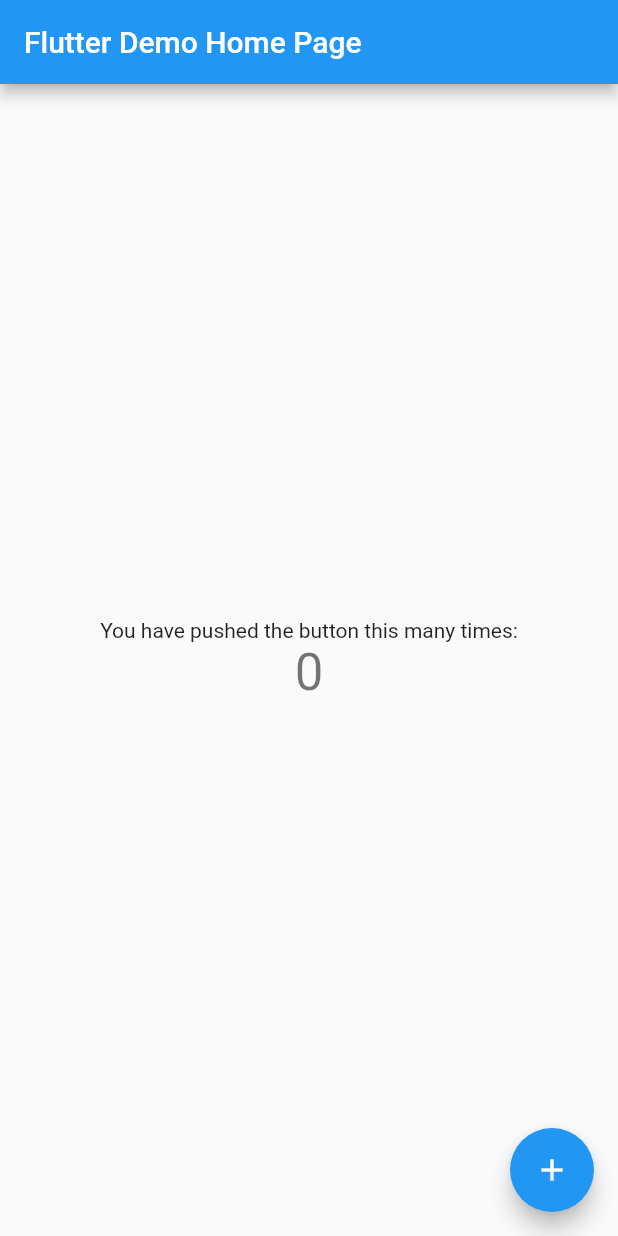
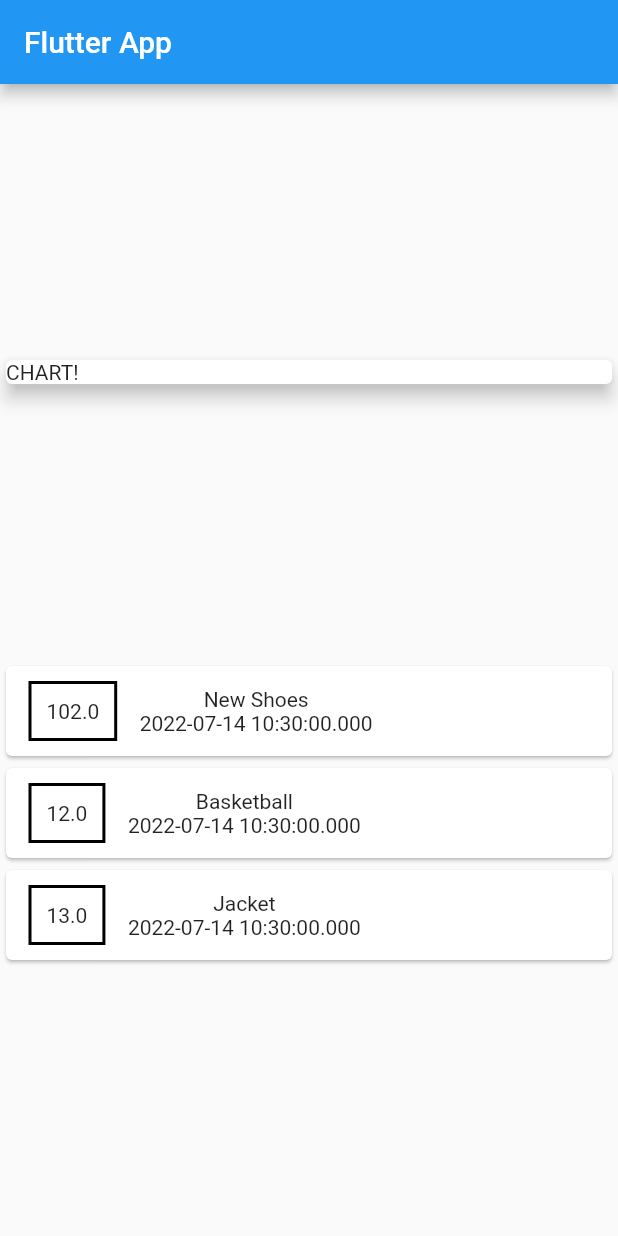
Before and after one commit to KjetilIN/flutter_expenses_tracker, a Flutter app: the screen it shows after launch, on a phone screen of 412 x 824 dp. Run offline on Flutter 3.47's test engine with Material 2 defaults, Android fonts, the phone set to English and light mode, and no system bars.

Commit message:
Create transaction card

```diff
--- a/lib/main.dart
+++ b/lib/main.dart
@@ -1,115 +1,76 @@
 import 'package:flutter/material.dart';
+import 'package:flutter_expenses_tracker/transaction.dart';
 
-void main() {
-  runApp(const MyApp());
-}
+void main() => runApp(MyApp());
 
 class MyApp extends StatelessWidget {
-  const MyApp({Key? key}) : super(key: key);
-
-  // This widget is the root of your application.
   @override
   Widget build(BuildContext context) {
     return MaterialApp(
-      title: 'Flutter Demo',
-      theme: ThemeData(
-        // This is the theme of your application.
-        //
-        // Try running your application with "flutter run". You'll see the
-        // application has a blue toolbar. Then, without quitting the app, try
-        // changing the primarySwatch below to Colors.green and then invoke
-        // "hot reload" (press "r" in the console where you ran "flutter run",
-        // or simply save your changes to "hot reload" in a Flutter IDE).
-        // Notice that the counter didn't reset back to zero; the application
-        // is not restarted.
-        primarySwatch: Colors.blue,
-      ),
-      home: const MyHomePage(title: 'Flutter Demo Home Page'),
+      title: 'Flutter App',
+      home: MyHomePage(),
     );
   }
 }
 
-class MyHomePage extends StatefulWidget {
-  const MyHomePage({Key? key, required this.title}) : super(key: key);
-
-  // This widget is the home page of your application. It is stateful, meaning
-  // that it has a State object (defined below) that contains fields that affect
-  // how it looks.
-
-  // This class is the configuration for the state. It holds the values (in this
-  // case the title) provided by the parent (in this case the App widget) and
-  // used by the build method of the State. Fields in a Widget subclass are
-  // always marked "final".
-
-  final String title;
-
-  @override
-  State<MyHomePage> createState() => _MyHomePageState();
-}
-
-class _MyHomePageState extends State<MyHomePage> {
-  int _counter = 0;
-
-  void _incrementCounter() {
-    setState(() {
-      // This call to setState tells the Flutter framework that something has
-      // changed in this State, which causes it to rerun the build method below
-      // so that the display can reflect the updated values. If we changed
-      // _counter without calling setState(), then the build method would not be
-      // called again, and so nothing would appear to happen.
-      _counter++;
-    });
-  }
+class MyHomePage extends StatelessWidget {
+  final List<Transaction> transactions = [
+    Transaction(
+      id: "24fd",
+      title: "New Shoes",
+      amount: 102,
+      date: DateTime.now(),
+    ),
+    Transaction(
+      id: "3ddfs",
+      title: "Basketball",
+      amount: 12,
+      date: DateTime.now(),
+    ),
+    Transaction(
+      id: "wdg2",
+      title: "Jacket",
+      amount: 13,
+      date: DateTime.now(),
+    ),
+  ];
 
   @override
   Widget build(BuildContext context) {
-    // This method is rerun every time setState is called, for instance as done
-    // by the _incrementCounter method above.
-    //
-    // The Flutter framework has been optimized to make rerunning build methods
-    // fast, so that you can just rebuild anything that needs updating rather
-    // than having to individually change instances of widgets.
     return Scaffold(
       appBar: AppBar(
-        // Here we take the value from the MyHomePage object that was created by
-        // the App.build method, and use it to set our appbar title.
-        title: Text(widget.title),
+        title: Text('Flutter App'),
       ),
-      body: Center(
-        // Center is a layout widget. It takes a single child and positions it
-        // in the middle of the parent.
-        child: Column(
-          // Column is also a layout widget. It takes a list of children and
-          // arranges them vertically. By default, it sizes itself to fit its
-          // children horizontally, and tries to be as tall as its parent.
-          //
-          // Invoke "debug painting" (press "p" in the console, choose the
-          // "Toggle Debug Paint" action from the Flutter Inspector in Android
-          // Studio, or the "Toggle Debug Paint" command in Visual Studio Code)
-          // to see the wireframe for each widget.
-          //
-          // Column has various properties to control how it sizes itself and
-          // how it positions its children. Here we use mainAxisAlignment to
-          // center the children vertically; the main axis here is the vertical
-          // axis because Columns are vertical (the cross axis would be
-          // horizontal).
-          mainAxisAlignment: MainAxisAlignment.center,
-          children: <Widget>[
-            const Text(
-              'You have pushed the button this many times:',
+      body: Column(
+        mainAxisAlignment: MainAxisAlignment.spaceEvenly,
+        children: [
+          Card(
+            child: Container(
+              child: Text("CHART!"),
+              width: double.infinity,
             ),
-            Text(
-              '$_counter',
-              style: Theme.of(context).textTheme.headline4,
-            ),
-          ],
-        ),
+            elevation: 5,
+          ),
+          Column(
+            children: transactions.map((tx) {
+              return Card(
+                  child: Row( children: [
+                    Container(
+                      padding: EdgeInsets.all(10),
+                      decoration: BoxDecoration(
+                        border: Border.all(color: Colors.black, width: 2)
+                      ),
+                      margin: EdgeInsets.symmetric(vertical: 10, horizontal: 15),
+                      child: Text(tx.amount.toString())),
+                    Column(
+                      children: [Text(tx.title), Text(tx.date.toString())],
+                    ),
+                  ],
+              ));
+            }).toList(),
+          )
+        ],
       ),
-      floatingActionButton: FloatingActionButton(
-        onPressed: _incrementCounter,
-        tooltip: 'Increment',
-        child: const Icon(Icons.add),
-      ), // This trailing comma makes auto-formatting nicer for build methods.
     );
   }
 }
--- /dev/null
+++ b/lib/transaction.dart
@@ -0,0 +1,8 @@
+class Transaction {
+  final String id;
+  final String title;
+  final double amount;
+  final DateTime date;
+
+  Transaction({required this.id, required this.title, required this.amount, required this.date});
+}
```
Also changed, not shown: 1 other file.
